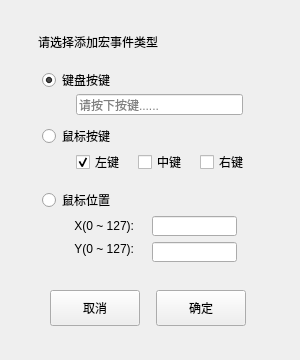
wlffeng2008/AkkoStudio, file ModuleAddMacroSquare.ui: the form before one commit.
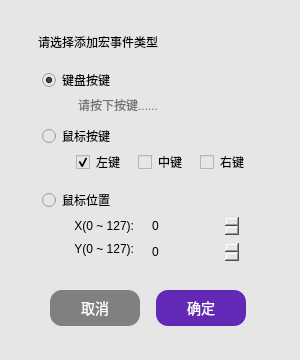
The form after the commit.

What changed in the file:
```diff
--- a/ModuleAddMacroSquare.ui
+++ b/ModuleAddMacroSquare.ui
@@ -26,24 +26,9 @@
    <string>Frame</string>
   </property>
   <property name="styleSheet">
-   <string notr="true">background-color: rgb(240, 220, 240);
+   <string notr="true">background-color: rgb(230, 230, 230);
 border-radius:32px;
-
-QPushButton {
-            border: 1px solid #EAEAEA;
-			border-radius:14px;
-            color: black;
-            outline: none;
-            background-color: #FBFBFB;
-                        max-width:442px;
-                        min-height:42px;
-                        min-width:42px;
- }
-
-QPushButton:hover { background-color: #EAEAEA; border: 1px solid #EAEAEA;}
-QPushButton:pressed { background-color: #3F3F3F; }
-QPushButton:checked { border-color: #6329B6; background-color: #6329B6; color:white; font-weight:600; }
-QPushButton:disabled { background-color: #EAEAEA; color: #8C8C8C; }</string>
+</string>
   </property>
   <widget class="QRadioButton" name="radioButton1">
    <property name="geometry">
@@ -136,12 +121,32 @@
      <height>36</height>
     </rect>
    </property>
+   <property name="maximumSize">
+    <size>
+     <width>90</width>
+     <height>16777215</height>
+    </size>
+   </property>
    <property name="cursor">
     <cursorShape>PointingHandCursor</cursorShape>
    </property>
    <property name="focusPolicy">
     <enum>Qt::FocusPolicy::NoFocus</enum>
    </property>
+   <property name="styleSheet">
+    <string notr="true">        QPushButton {
+            background-color: #6329B6;
+            color: white;
+            width:102px;
+            height:32px;
+            padding: 2px 2px;
+            border: none;
+            border-radius: 12px;
+            font-size: 14px;
+        }
+        QPushButton:hover { background-color: #0E42F2; }
+        QPushButton:pressed { background-color: #0A34A1; }</string>
+   </property>
    <property name="text">
     <string>确定</string>
    </property>
@@ -155,12 +160,32 @@
      <height>36</height>
     </rect>
    </property>
+   <property name="maximumSize">
+    <size>
+     <width>90</width>
+     <height>16777215</height>
+    </size>
+   </property>
    <property name="cursor">
     <cursorShape>PointingHandCursor</cursorShape>
    </property>
    <property name="focusPolicy">
     <enum>Qt::FocusPolicy::NoFocus</enum>
    </property>
+   <property name="styleSheet">
+    <string notr="true">        QPushButton {
+            background-color: gray;
+            color: white;
+            width:102px;
+            height:32px;
+            padding: 2px 2px;
+            border: none;
+            border-radius: 12px;
+            font-size: 14px;
+        }
+        QPushButton:hover { background-color: #C2C2C2; }
+        QPushButton:pressed { background-color: #0A34A1; }</string>
+   </property>
    <property name="text">
     <string>取消</string>
    </property>
@@ -282,23 +307,23 @@
     <string>请按下按键......</string>
    </property>
   </widget>
-  <widget class="QLineEdit" name="lineEditX">
+  <widget class="QSpinBox" name="spinBoxX">
    <property name="geometry">
     <rect>
-     <x>152</x>
-     <y>216</y>
-     <width>85</width>
-     <height>20</height>
+     <x>150</x>
+     <y>214</y>
+     <width>90</width>
+     <height>24</height>
     </rect>
    </property>
   </widget>
-  <widget class="QLineEdit" name="lineEditY">
+  <widget class="QSpinBox" name="spinBoxY">
    <property name="geometry">
     <rect>
-     <x>152</x>
-     <y>242</y>
-     <width>85</width>
-     <height>20</height>
+     <x>150</x>
+     <y>240</y>
+     <width>90</width>
+     <height>24</height>
     </rect>
    </property>
   </widget>
```
